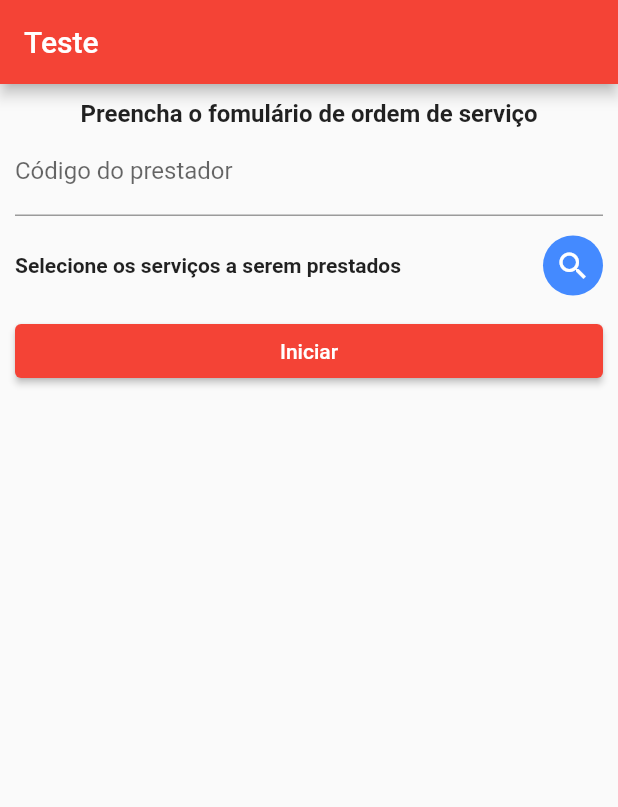
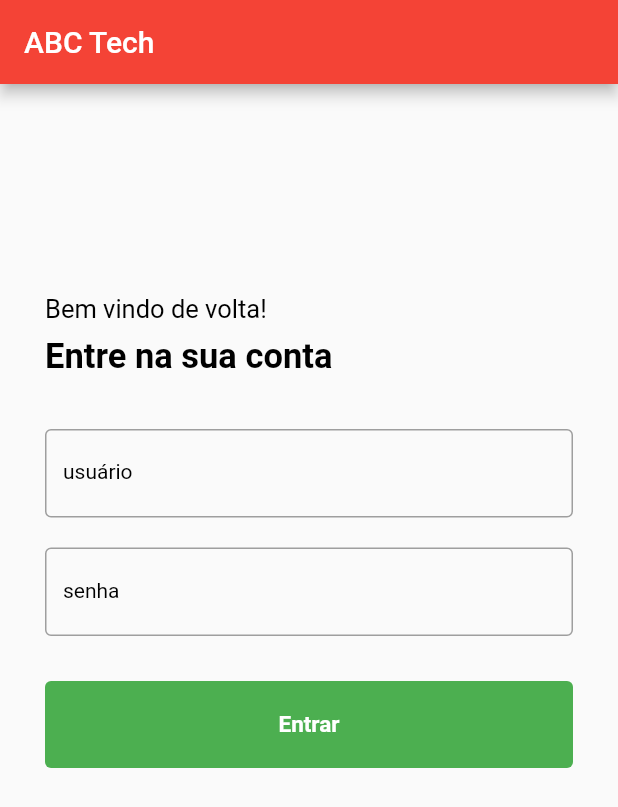
Before and after one commit to wiliamks/abctechapp, a Flutter app: the screen it shows after launch, on a phone screen of 412 x 824 dp. Shown: the top 807 px of the screen. Run offline on Flutter 3.47's test engine with Material 2 defaults, Android fonts, the phone set to English and light mode, and no system bars; our stand-ins replace geolocator, get; missing offline and left inert: dart:ffi; accounts and stored records are empty.

Commit message:
add login and replace api url

```diff
--- a/lib/constants.dart
+++ b/lib/constants.dart
@@ -1,3 +1,5 @@
 class Constants {
-  static const url = 'http://abctechapi-env-2.eba-qk3gsqy2.us-east-1.elasticbeanstalk.com';
+  static const url = 'https://www.9aojo-abctech.dev.br';
+  //static const url = 'http://localhost:8080';
+  //static const url = 'http://10.0.2.2:8080';
 }
--- /dev/null
+++ b/lib/controller/login_controller.dart
@@ -0,0 +1,39 @@
+import 'package:flutter/material.dart';
+import 'package:get/get.dart';
+
+import 'package:abctechapp/model/login.dart';
+import 'package:abctechapp/model/user.dart';
+import 'package:abctechapp/service/login_service.dart';
+
+class LoginController extends GetxController with StateMixin<User> {
+  late final LoginService _service;
+  final input = TextEditingController();
+  final password = TextEditingController();
+
+  LoginController(this._service);
+
+  @override
+  void onReady() {
+    super.onReady();
+    //user = Get.arguments;
+  }
+
+  void login() async {
+    change(null, status: RxStatus.loading());
+    try {
+      User user = await _service.signIn(Login(input: input.text, password: password.text));
+      change(user, status: RxStatus.success());
+      Get.toNamed('/order');
+    } catch (error) {
+      change(null, status: RxStatus.error(error.toString()));
+    }
+    // _service
+    //     .signIn(Login(input: input.text, password: password.text))
+    //     .then((value) {
+    //   LoggedUser.setUser(value);
+    //   change(value, status: RxStatus.success());
+    // }).onError((error, stackTrace) {
+    //   change(null, status: RxStatus.error(error.toString()));
+    // });
+  }
+}
--- a/lib/controller/order_controller.dart
+++ b/lib/controller/order_controller.dart
@@ -1,3 +1,4 @@
+import 'package:abctechapp/logged_user.dart';
 import 'package:abctechapp/model/assist.dart';
 import 'package:abctechapp/model/order.dart';
 import 'package:abctechapp/model/order_created.dart';
@@ -39,16 +40,18 @@ class OrderController extends GetxController with StateMixin<OrderCreated> {
   finishStartOrder() {
     switch (screenState.value) {
       case OrderState.creating:
+        change(null, status: RxStatus.loading());
         _geolocationService.getPosition().then((value) {
           var start = orderLocationFromPosition(value);
 
           _order = Order(
-              operatorId: int.parse(operatorIdController.text),
+              operatorId: LoggedUser.get()?.id ?? 0,
               assists: servicesIdArrayFromServices(),
               start: start,
               end: null);
+          screenState.value = OrderState.started;
+          change(null, status: RxStatus.success());
         });
-        screenState.value = OrderState.started;
         break;
       case OrderState.started:
         change(null, status: RxStatus.loading());
--- /dev/null
+++ b/lib/logged_user.dart
@@ -0,0 +1,18 @@
+import 'package:abctechapp/model/user.dart';
+
+class LoggedUser {
+  static User? _user;
+  static String? _token;
+
+  static void setUser(User user) {
+    _user = user;
+  }
+
+  static String? setToken(String token) {
+    _token = token;
+  }
+
+  static String? getToken() => _token;
+
+  static User? get() => _user;
+}
--- a/lib/main.dart
+++ b/lib/main.dart
@@ -1,5 +1,7 @@
 import 'package:abctechapp/pages/home_bind.dart';
 import 'package:abctechapp/pages/home_page.dart';
+import 'package:abctechapp/pages/login_bind.dart';
+import 'package:abctechapp/pages/login_page.dart';
 import 'package:abctechapp/pages/order_page.dart';
 import 'package:flutter/material.dart';
 import 'package:get/get.dart';
@@ -30,7 +32,8 @@ class MyApp extends StatelessWidget {
             const TextTheme(headlineMedium: TextStyle(color: Colors.yellow))
       ),
       getPages: [
-        GetPage(name: '/', page: () => const OrderPage(), binding: OrderBind()),
+        GetPage(name: '/', page: () => const LoginPage(), binding: LoginBind()),
+        GetPage(name: '/order', page: () => const OrderPage(), binding: OrderBind()),
         GetPage(name: '/assists', page: () => const HomePage(), binding: HomeBind())
       ]
     );
--- /dev/null
+++ b/lib/model/login.dart
@@ -0,0 +1,48 @@
+import 'dart:convert';
+
+class Login {
+  String input;
+  String password;
+
+  Login({
+    required this.input,
+    required this.password,
+  });
+
+  Login copyWith({
+    String? input,
+    String? password,
+  }) =>
+      Login(
+        input: input ?? this.input,
+        password: password ?? this.password,
+      );
+
+  Map<String, dynamic> toMap() => <String, dynamic>{
+        'input': input,
+        'password': password,
+      };
+
+  factory Login.fromMap(Map<String, dynamic> map) => Login(
+        input: map['input'] as String,
+        password: map['password'] as String,
+      );
+
+  String toJson() => json.encode(toMap());
+
+  factory Login.fromJson(String source) =>
+      Login.fromMap(json.decode(source) as Map<String, dynamic>);
+
+  @override
+  String toString() => 'Login(input: $input, password: $password)';
+
+  @override
+  bool operator ==(covariant Login other) {
+    if (identical(this, other)) return true;
+
+    return other.input == input && other.password == password;
+  }
+
+  @override
+  int get hashCode => input.hashCode ^ password.hashCode;
+}
--- /dev/null
+++ b/lib/model/user.dart
@@ -0,0 +1,66 @@
+import 'dart:convert';
+
+class User {
+  int? id;
+  String username;
+  String? email;
+  String? password;
+
+  User({
+    this.id,
+    required this.username,
+    this.email,
+    this.password,
+  });
+
+  User copyWith({
+    int? id,
+    String? username,
+    String? email,
+    String? password,
+  }) {
+    return User(
+      id: id ?? this.id,
+      username: username ?? this.username,
+      email: email ?? this.email,
+      password: password ?? this.password,
+    );
+  }
+
+  Map<String, dynamic> toMap() => <String, dynamic>{
+        'id': id,
+        'username': username,
+        'email': email,
+        'password': password,
+      };
+
+  factory User.fromMap(Map<String, dynamic> map) => User(
+        id: map['id'] != null ? map['id'] as int : null,
+        username: map['username'] as String,
+        email: map['email'] != null ? map['email'] as String : null,
+        password: map['password'] != null ? map['password'] as String : null,
+      );
+
+  String toJson() => json.encode(toMap());
+
+  factory User.fromJson(String source) =>
+      User.fromMap(json.decode(source) as Map<String, dynamic>);
+
+  @override
+  String toString() =>
+      'User(id: $id, username: $username, email: $email, password: $password)';
+
+  @override
+  bool operator ==(covariant User other) {
+    if (identical(this, other)) return true;
+
+    return other.id == id &&
+        other.username == username &&
+        other.email == email &&
+        other.password == password;
+  }
+
+  @override
+  int get hashCode =>
+      id.hashCode ^ username.hashCode ^ email.hashCode ^ password.hashCode;
+}
--- /dev/null
+++ b/lib/pages/login_bind.dart
@@ -0,0 +1,11 @@
+import 'package:abctechapp/controller/login_controller.dart';
+import 'package:abctechapp/provider/login_provider.dart';
+import 'package:abctechapp/service/login_service.dart';
+import 'package:get/get.dart';
+
+class LoginBind extends Bindings {
+  @override
+  void dependencies() {
+    Get.lazyPut<LoginController>(() => LoginController(LoginService(provider: LoginProvider())));
+  }
+}
--- /dev/null
+++ b/lib/pages/login_page.dart
@@ -0,0 +1,119 @@
+import 'dart:ffi';
+
+import 'package:abctechapp/controller/login_controller.dart';
+import 'package:flutter/material.dart';
+import 'package:flutter/services.dart';
+import 'package:get/get.dart';
+
+class LoginPage extends GetView<LoginController> {
+  const LoginPage({super.key});
+
+  @override
+  Widget build(BuildContext context) {
+    return Scaffold(
+      appBar: AppBar(title: const Text('ABC Tech')),
+      body: Padding(
+        padding: const EdgeInsets.only(left: 30, right: 30, top: 140, bottom: 60),
+        child: SingleChildScrollView(
+          child: SizedBox(
+            // width: 300,
+            child: Column(
+              mainAxisAlignment: MainAxisAlignment.center,
+              crossAxisAlignment: CrossAxisAlignment.stretch,
+              children: [
+                const Text(
+                  'Bem vindo de volta!',
+                  style: TextStyle(
+                    fontSize: 17,
+                    color: Colors.black,
+                  ),
+                ),
+                const SizedBox(height: 8),
+                const Text(
+                  'Entre na sua conta',
+                  style: TextStyle(
+                    fontSize: 23,
+                    color: Colors.black,
+                    fontWeight: FontWeight.w700,
+                  ),
+                ),
+                const SizedBox(height: 35),
+                TextFormField(
+                  controller: controller.input,
+                  inputFormatters: [FilteringTextInputFormatter.singleLineFormatter],
+                  keyboardType: TextInputType.text,
+                  decoration: const InputDecoration(
+                    labelText: 'usuário',
+                    labelStyle: TextStyle(
+                      fontSize: 14,
+                      color: Colors.black,
+                    ),
+                    enabledBorder: OutlineInputBorder(
+                      borderSide: BorderSide(
+                        color: Colors.grey,
+                        width: 1,
+                      ),
+                    ),
+                    focusedBorder: OutlineInputBorder(
+                      borderSide: BorderSide(
+                        color: Colors.grey,
+                        width: 1,
+                      ),
+                    ),
+                  ),
+                ),
+                const SizedBox(height: 20),
+                TextFormField(
+                  controller: controller.password,
+                  inputFormatters: [FilteringTextInputFormatter.singleLineFormatter],
+                  keyboardType: TextInputType.text,
+                  obscureText: true,
+                  decoration: const InputDecoration(
+                    labelText: 'senha',
+                    hintText: '********',
+                    labelStyle: TextStyle(
+                      fontSize: 14,
+                      color: Colors.black,
+                    ),
+                    enabledBorder: OutlineInputBorder(
+                      borderSide: BorderSide(
+                        color: Colors.grey,
+                        width: 1,
+                      ),
+                    ),
+                    focusedBorder: OutlineInputBorder(
+                      borderSide: BorderSide(
+                        color: Colors.grey,
+                        width: 1,
+                      ),
+                    ),
+                  ),
+                ),
+                const SizedBox(height: 30),
+                TextButton(
+                  onPressed: controller.login,
+                  style: TextButton.styleFrom(
+                    backgroundColor: Colors.green,
+                    padding: const EdgeInsets.symmetric(
+                      vertical: 20,
+                      horizontal: 10,
+                    ),
+                  ),
+                  child: const Text(
+                    'Entrar',
+                    style: TextStyle(
+                      fontSize: 15,
+                      color: Colors.white,
+                      fontWeight: FontWeight.w600,
+                    ),
+                  ),
+                ),
+                const SizedBox(height: 15),
+              ],
+            ),
+          ),
+        ),
+      )
+    );
+  }
+}
--- a/lib/pages/order_page.dart
+++ b/lib/pages/order_page.dart
@@ -1,7 +1,6 @@
 import 'package:abctechapp/controller/order_controller.dart';
 import 'package:abctechapp/model/assist.dart';
 import 'package:flutter/material.dart';
-import 'package:flutter/services.dart';
 import 'package:get/get_state_manager/get_state_manager.dart';
 
 class OrderPage extends GetView<OrderController> {
@@ -27,14 +26,6 @@ class OrderPage extends GetView<OrderController> {
                   style: TextStyle(fontSize: 16.0, fontWeight: FontWeight.bold),
                 ))
               ]),
-              TextFormField(
-                controller: controller.operatorIdController,
-                inputFormatters: [FilteringTextInputFormatter.digitsOnly],
-                keyboardType: TextInputType.number,
-                decoration:
-                    const InputDecoration(labelText: 'Código do prestador'),
-                textAlign: TextAlign.center,
-              ),
               Row(children: [
                 const Expanded(
                     child: Padding(
--- a/lib/provider/assist_provider_impl.dart
+++ b/lib/provider/assist_provider_impl.dart
@@ -1,8 +1,12 @@
+import 'dart:io';
+
 import 'package:abctechapp/constants.dart';
+import 'package:abctechapp/logged_user.dart';
 import 'package:abctechapp/provider/assist_provider.dart';
 import 'package:get/get_connect.dart';
 
 class AssistProvider extends GetConnect implements AssistProviderInterface {
   @override
-  Future<Response> getAssists() => get('${Constants.url}/assistance');
+  Future<Response> getAssists() => get('${Constants.url}/api/assistance',
+      headers: {HttpHeaders.cookieHeader: LoggedUser.getToken() ?? ''});
 }
--- /dev/null
+++ b/lib/provider/login_provider.dart
@@ -0,0 +1,7 @@
+import 'package:abctechapp/constants.dart';
+import 'package:abctechapp/model/login.dart';
+import 'package:get/get_connect.dart';
+
+class LoginProvider extends GetConnect {
+  Future<Response> signin(Login body) => post('${Constants.url}/auth/signin', body.toMap());
+}
--- a/lib/provider/order_provider_impl.dart
+++ b/lib/provider/order_provider_impl.dart
@@ -1,9 +1,14 @@
+import 'dart:io';
+
 import 'package:abctechapp/constants.dart';
+import 'package:abctechapp/logged_user.dart';
 import 'package:abctechapp/model/order.dart';
 import 'package:abctechapp/provider/order_provider.dart';
 import 'package:get/get.dart';
 
 class OrderProviderImpl extends GetConnect implements OrderProvider {
   @override
-  Future<Response> portOrder(Order order) => post('${Constants.url}/order', order.toMap());
+  Future<Response> portOrder(Order order) =>
+      post('${Constants.url}/api/order', order.toMap(),
+          headers: {HttpHeaders.cookieHeader: LoggedUser.getToken() ?? ''});
 }
--- /dev/null
+++ b/lib/service/login_service.dart
@@ -0,0 +1,34 @@
+import 'dart:io';
+
+import 'package:abctechapp/logged_user.dart';
+import 'package:abctechapp/model/login.dart';
+import 'package:abctechapp/model/user.dart';
+import 'package:abctechapp/provider/login_provider.dart';
+import 'package:flutter/material.dart';
+import 'package:get/get.dart';
+
+class LoginService extends GetxService {
+  late final LoginProvider provider;
+
+  LoginService({ required this.provider });
+
+  Future<User> signIn(Login body) async {
+    Response response = await provider.signin(body);
+    if (response.hasError) {
+      return Future.error(ErrorDescription('Erro na conexão'));
+    }
+
+    try {
+      var cookie = response.headers?[HttpHeaders.setCookieHeader];
+      if (cookie != null) {
+        LoggedUser.setToken(cookie);
+      }
+      User result = User.fromMap(response.body);
+      LoggedUser.setUser(result);
+      return Future.sync(() => result);
+    } catch (e) {
+      e.printError();
+      return Future.error(e.toString());
+    }
+  }
+}
```
